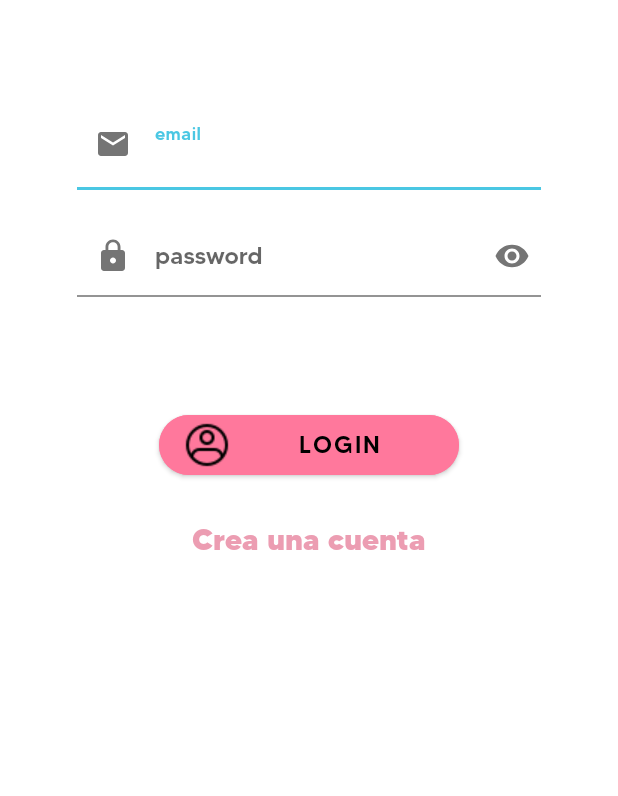
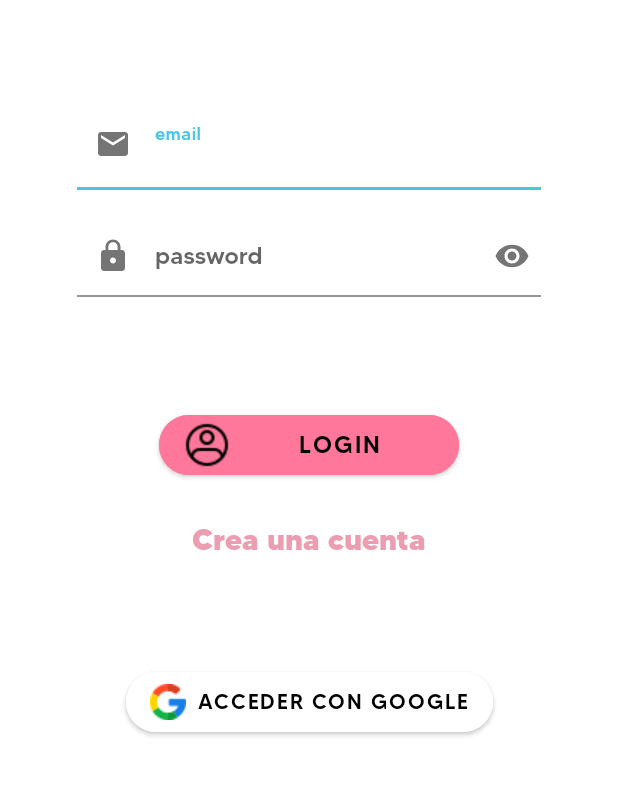
Before and after one commit to PIJ-Group/CuteNotes, an Android app: the Login screen opened directly, with no data from a screen before it, on a phone screen of 412 x 824 dp, the part 154-950 px from its top. Run offline under Robolectric (Android 15) with nearby library versions, the phone set to English and light mode, and no system bars; our stand-ins replace Firebase (no records; nobody signed in at launch, a user with empty details on screens opened directly).

Commit message:
Añadimos botón de RRSS y funcionalidad de logueo

```diff
--- a/app/src/main/res/layout/activity_login.xml
+++ b/app/src/main/res/layout/activity_login.xml
@@ -94,4 +94,20 @@
         app:layout_constraintStart_toStartOf="parent"
         app:layout_constraintTop_toBottomOf="@+id/botonLogin" />
 
+    <Button
+        android:id="@+id/botonGoogle"
+        android:layout_width="wrap_content"
+        android:layout_height="52dp"
+        android:layout_marginTop="70dp"
+        android:backgroundTint="@color/white"
+        android:fontFamily="@font/made_tommy_medium"
+        android:text="Acceder con Google"
+        android:drawableLeft="@drawable/google"
+        android:textSize="14sp"
+        app:cornerRadius="32sp"
+        app:iconTint="@color/pink_03"
+        app:layout_constraintEnd_toEndOf="parent"
+        app:layout_constraintStart_toStartOf="parent"
+        app:layout_constraintTop_toBottomOf="@+id/botonRegistro" />
+
 </androidx.constraintlayout.widget.ConstraintLayout>
```
Also changed, not shown: app/src/main/java/com/example/cutenotes/Login.java (+98 -19 lines), app/src/main/java/com/example/cutenotes/MainActivity.java (+34 -3 lines), app/src/main/res/drawable-v24/google.png (added).
